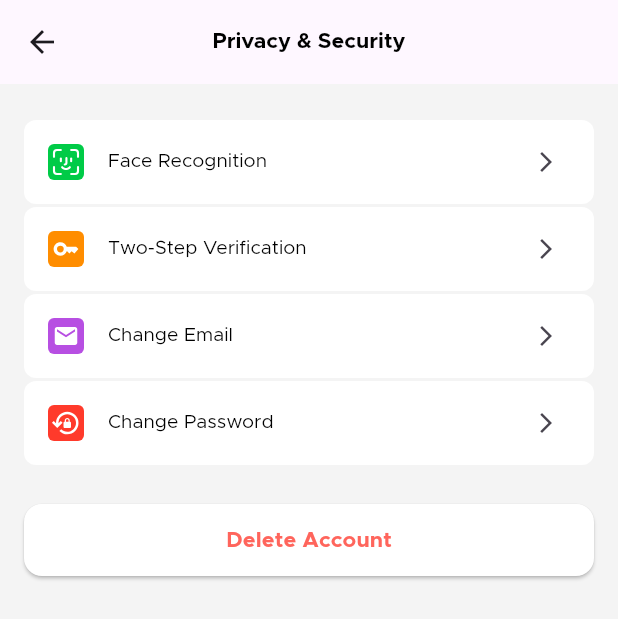
After one commit to Mahmoud-Magdyy/Eventak, a Flutter app: the SettingScreen screen opened by its route, after a tap on "Privacy & Security", on a phone screen of 412 x 824 dp. The commit adds this screen. Shown: the top 619 px of the screen. Run offline on Flutter 3.47's test engine with Material 3 defaults, Android fonts, the phone set to English and light mode, and no system bars; our stand-ins replace dartz, device_preview, dio, flutter_bloc, flutter_otp_text_field, flutter_svg and 6 more; accounts and stored records are empty; project files that could hold a hidden picture were left out.

Commit message:
setting screen and privacy&security screen done

```diff
--- a/lib/core/routers/app_router.dart
+++ b/lib/core/routers/app_router.dart
@@ -6,6 +6,8 @@ import 'package:eventak/features/auth/presentation/screens/sign_in_screen.dart';
 import 'package:eventak/features/create_event/presentation/screens/page_view_event.dart';
 import 'package:eventak/features/home/presenation/screens/bottom_nav_bar.dart';
 import 'package:eventak/features/on_borading/presentation/screens/on_boarding_view.dart';
+import 'package:eventak/features/setting/presentation/screens/privcy_screen.dart';
+import 'package:eventak/features/setting/presentation/screens/setting_screen.dart';
 import 'package:eventak/features/splash/presentation/screens/splash_screen.dart';
 import 'package:flutter/material.dart';
 
@@ -81,6 +83,8 @@ class Routes {
   static const String forgetPassword = '/forgetPassword';
   static const String bottomNavBar = '/bottomNavBar';
   static const String passResetVerification = '/passResetVerification';
+  static const String privacyAndSecurity = '/privacyAndSecurity';
+  static const String settingScreen = '/settingScreen';
 }
 
 class AppRoutes {
@@ -92,8 +96,12 @@ class AppRoutes {
         return MaterialPageRoute(builder: (_) => const OnBoardingView());
       case Routes.signIn:
         return MaterialPageRoute(builder: (_) => const SignIn());
+      case Routes.privacyAndSecurity:
+        return MaterialPageRoute(builder: (_) => const PrivacyAndSecurity());
       case Routes.pageView:
         return MaterialPageRoute(builder: (_) => const PageViewEvent());
+      case Routes.settingScreen:
+        return MaterialPageRoute(builder: (_) => const SettingScreen());
       case Routes.passResetVerification:
         return MaterialPageRoute(builder: (_) => const PassResetVerification());
       case Routes.bottomNavBar:
--- a/lib/core/services/service_locator.dart
+++ b/lib/core/services/service_locator.dart
@@ -7,6 +7,7 @@ import 'package:eventak/features/auth/data/reposatiry/auth_repository.dart';
 import 'package:eventak/features/auth/presentation/auth_cubit/regsiter_cubit/register_cubit.dart';
 import 'package:eventak/features/auth/presentation/auth_cubit/reset_password_cubit/reset_password_cubit.dart';
 import 'package:eventak/features/auth/presentation/auth_cubit/sign_in_cubit/sign_in_cubit.dart';
+import 'package:eventak/features/create_event/data/reposatiry/event_repo.dart';
 import 'package:eventak/features/create_event/presentation/cubit/create_event_cubit.dart';
 import 'package:eventak/features/home/presenation/home_cubit/home_cubit.dart';
 import 'package:get_it/get_it.dart';
@@ -20,6 +21,7 @@ Future<void> setupServiceLocator() async{
    sl.registerLazySingleton(() => SignInCubit(sl()));
    sl.registerLazySingleton(() => HomeCubit());
    sl.registerLazySingleton(() => AuthRepository());
+   sl.registerLazySingleton(() => CreateEventReposatiry());
    sl.registerLazySingleton(() => CreateEventCubit(sl()));
    sl.registerLazySingleton(() => RegisterCubit(sl()));
    sl.registerLazySingleton(() => ResetPasswordCubit(sl()));
--- a/lib/core/theme/app_theme.dart
+++ b/lib/core/theme/app_theme.dart
@@ -17,9 +17,10 @@ ThemeData getAppTheme(BuildContext context) {
       //   displayLarge: boldStyle(color: AppColors.white),
       //   displayMedium: regularStyle(),
       // ),
+
       elevatedButtonTheme: ElevatedButtonThemeData(
         style: ElevatedButton.styleFrom(
-            side: const BorderSide(width: 1, color: Color(0xFF376091)),
+            side: const BorderSide(width: 1, color: Colors.transparent),// color: Color(0xFF376091)
             shape: RoundedRectangleBorder(
               borderRadius: BorderRadius.circular(12),
             ),
--- a/lib/core/utils/app_images.dart
+++ b/lib/core/utils/app_images.dart
@@ -13,9 +13,17 @@ class Assets {
   /// assets/images/backgroundContainer.png
   static const String imagesBackgroundContainer = "assets/images/backgroundContainer.png";
 
+  /// Assets for imagesChangePassword
+  /// assets/images/change_password.svg
+  static const String imagesChangePassword = "assets/images/change_password.svg";
+
   /// Assets for imagesCircleAvatarImage
   /// assets/images/circle_avatar_image.png
   static const String imagesCircleAvatarImage = "assets/images/circle_avatar_image.png";
+
+  /// Assets for imagesEmail
+  /// assets/images/email.svg
+  static const String imagesEmail = "assets/images/email.svg";
 
   /// Assets for imagesEn
   /// assets/images/en.svg
@@ -33,6 +41,10 @@ class Assets {
   /// assets/images/faceId.svg
   static const String imagesFaceId = "assets/images/faceId.svg";
 
+  /// Assets for imagesFaceRecognitionActive
+  /// assets/images/face_recognition_active.svg
+  static const String imagesFaceRecognitionActive = "assets/images/face_recognition_active.svg";
+
   /// Assets for imagesForgotPassword
   /// assets/images/forgot_password.svg
   static const String imagesForgotPassword = "assets/images/forgot_password.svg";
@@ -40,6 +52,10 @@ class Assets {
   /// Assets for imagesForwardArrow
   /// assets/images/forward_arrow.png
   static const String imagesForwardArrow = "assets/images/forward_arrow.png";
+
+  /// Assets for imagesHelp
+  /// assets/images/help.svg
+  static const String imagesHelp = "assets/images/help.svg";
 
   /// Assets for imagesImage
   /// assets/images/Image.svg
@@ -57,9 +73,21 @@ class Assets {
   /// assets/images/imggg.jpg
   static const String imagesImggg = "assets/images/imggg.jpg";
 
+  /// Assets for imagesLanguage
+  /// assets/images/language.svg
+  static const String imagesLanguage = "assets/images/language.svg";
+
+  /// Assets for imagesLightbulb
+  /// assets/images/lightbulb.svg
+  static const String imagesLightbulb = "assets/images/lightbulb.svg";
+
   /// Assets for imagesLogo
   /// assets/images/Logo.svg
   static const String imagesLogo = "assets/images/Logo.svg";
+
+  /// Assets for imagesNotificationsActive
+  /// assets/images/notifications_active.svg
+  static const String imagesNotificationsActive = "assets/images/notifications_active.svg";
 
   /// Assets for imagesOn1
   /// assets/images/on1.png
@@ -77,9 +105,17 @@ class Assets {
   /// assets/images/on4.png
   static const String imagesOn4 = "assets/images/on4.png";
 
+  /// Assets for imagesOrangeKey
+  /// assets/images/orange_key.svg
+  static const String imagesOrangeKey = "assets/images/orange_key.svg";
+
   /// Assets for imagesResetPassword
   /// assets/images/reset_password.svg
   static const String imagesResetPassword = "assets/images/reset_password.svg";
+
+  /// Assets for imagesShieldLocked
+  /// assets/images/shield_locked.svg
+  static const String imagesShieldLocked = "assets/images/shield_locked.svg";
 
   /// Assets for imagesSmallLogo
   /// assets/images/smallLogo.svg
--- a/lib/core/utils/app_styles.dart
+++ b/lib/core/utils/app_styles.dart
@@ -193,6 +193,22 @@ class AppStyles {
       fontWeight: FontWeight.w700,
     );
   }
+  static TextStyle styleRegular16(BuildContext context) {
+    return TextStyle(
+      color: Colors.black,
+      fontSize: getResponsiveFontSize(context, fontSize: 16),
+      fontFamily: 'Metropolis',
+      fontWeight: FontWeight.w400,
+    );
+  }
+  static TextStyle styleBold18(BuildContext context) {
+    return TextStyle(
+      color: Colors.black,
+      fontSize: getResponsiveFontSize(context, fontSize: 18),
+      fontFamily: 'Metropolis',
+      fontWeight: FontWeight.w700,
+    );
+  }
   static TextStyle styleBold40(BuildContext context) {
     return TextStyle(
       // color: Colors.black, //?
--- a/lib/features/home/presenation/home_cubit/home_cubit.dart
+++ b/lib/features/home/presenation/home_cubit/home_cubit.dart
@@ -4,6 +4,7 @@ import 'package:eventak/features/create_event/presentation/screens/page_view_eve
 import 'package:eventak/features/home/presenation/screens/home_screen.dart';
 import 'package:eventak/features/my_events/presentation/screens/my_events.dart';
 import 'package:eventak/features/profile/presentation/screens/profile_screen.dart';
+import 'package:eventak/features/setting/presentation/screens/setting_screen.dart';
 import 'package:flutter/material.dart';
 import 'package:flutter_bloc/flutter_bloc.dart';
 
@@ -11,7 +12,7 @@ import 'home_state.dart';
 
 class HomeCubit extends Cubit<HomeState> {
   HomeCubit() : super(HomeInitial());
-  List<Widget> screens=[const HomeScreen(),const MyEvents(),const PageViewEvent(),const HomeScreen(),const ProfileScreen()];
+  List<Widget> screens=[const HomeScreen(),const MyEvents(),const PageViewEvent(),const SettingScreen(),const ProfileScreen()];
   int currenIndex = 0;
   void changeIndex(index){
     currenIndex=index;
--- a/lib/features/home/presenation/screens/bottom_nav_bar.dart
+++ b/lib/features/home/presenation/screens/bottom_nav_bar.dart
@@ -44,6 +44,7 @@ class BottomNavBar extends StatelessWidget {
       title: ("Settings"),
       activeColorPrimary: AppColors.colorCategoryName,
       inactiveColorPrimary: Colors.grey,
+      onPressed: (p0) => navigate(context: context, route: Routes.settingScreen),
     ),
     PersistentBottomNavBarItem(
       icon: const Icon(
--- /dev/null
+++ b/lib/features/setting/presentation/screens/privcy_screen.dart
@@ -0,0 +1,52 @@
+import 'package:eventak/core/utils/app_images.dart';
+import 'package:eventak/core/utils/app_styles.dart';
+import 'package:eventak/core/widgets/custom_button.dart';
+import 'package:eventak/features/setting/presentation/widgets/custom_list_tile.dart';
+import 'package:flutter/material.dart';
+
+class PrivacyAndSecurity extends StatelessWidget {
+  const PrivacyAndSecurity({super.key});
+
+  @override
+  Widget build(BuildContext context) {
+    return Scaffold(
+      backgroundColor: const Color(0xfff4f4f4),
+      appBar: AppBar(
+        title: Text(
+          "Privacy & Security",
+          style: AppStyles.styleBold18(context),
+        ),
+        centerTitle: true,
+      ),
+      body: Padding(
+        padding: const EdgeInsets.symmetric(horizontal: 16, vertical: 24),
+        child: Column(
+          children: [
+            CustomListTile(
+              onTap: () {},
+              image: Assets.imagesFaceRecognitionActive,
+              title: "Face Recognition",
+            ),
+            CustomListTile(
+              onTap: () {},
+              image: Assets.imagesOrangeKey,
+              title: "Two-Step Verification",
+            ),
+            CustomListTile(
+              onTap: () {},
+              image: Assets.imagesEmail,
+              title: "Change Email",
+            ),
+            CustomListTile(
+              onTap: () {},
+              image: Assets.imagesChangePassword,
+              title: "Change Password",
+            ),
+            const SizedBox(height: 24,),
+            CustomElevetedButton(onPressed: (){}, text: 'Delete Account', background: Colors.white, color: const Color(0xffFF655C),)
+          ],
+        ),
+      ),
+    );
+  }
+}
--- /dev/null
+++ b/lib/features/setting/presentation/screens/setting_screen.dart
@@ -0,0 +1,66 @@
+import 'package:eventak/core/functions/navigate.dart';
+import 'package:eventak/core/routers/app_router.dart';
+import 'package:eventak/core/utils/app_images.dart';
+import 'package:eventak/core/utils/app_styles.dart';
+import 'package:eventak/core/widgets/custom_button.dart';
+import 'package:eventak/features/setting/presentation/widgets/custom_list_tile.dart';
+import 'package:flutter/material.dart';
+
+class SettingScreen extends StatelessWidget {
+  const SettingScreen({super.key});
+
+  @override
+  Widget build(BuildContext context) {
+    return Scaffold(
+      backgroundColor: const Color(0xfff4f4f4),
+      appBar: AppBar(
+        title: Text(
+          "Settings",
+          style: AppStyles.styleBold18(context),
+        ),
+        centerTitle: true,
+      ),
+      body: Padding(
+        padding: const EdgeInsets.symmetric(horizontal: 16, vertical: 24),
+        child: Column(
+          children: [
+            const CustomListTile(
+              image: Assets.imagesNotificationsActive,
+              title: "Notifications & Sounds",
+            ),
+            CustomListTile(
+              onTap: () {
+                navigate(
+                    context: context, route: Routes.privacyAndSecurity);
+              },
+              image: Assets.imagesShieldLocked,
+              title: "Privacy & Security",
+            ),
+            const CustomListTile(
+              image: Assets.imagesLanguage,
+              title: "Language",
+            ),
+            const SizedBox(
+              height: 24,
+            ),
+            const CustomListTile(
+              image: Assets.imagesHelp,
+              title: "Eventak FAQ",
+            ),
+            const CustomListTile(
+              image: Assets.imagesLightbulb,
+              title: "Eventak Features",
+            ),
+            const Spacer(),
+            CustomElevetedButton(
+              onPressed: () {},
+              text: 'Log Out',
+              background: Colors.white,
+              color: const Color(0xffFF655C),
+            )
+          ],
+        ),
+      ),
+    );
+  }
+}
--- /dev/null
+++ b/lib/features/setting/presentation/widgets/custom_list_tile.dart
@@ -0,0 +1,36 @@
+import 'package:eventak/core/utils/app_styles.dart';
+import 'package:flutter/material.dart';
+import 'package:flutter_svg/svg.dart';
+
+class CustomListTile extends StatelessWidget {
+  const CustomListTile({
+    super.key, required this.image, required this.title, this.onTap,
+  });
+  final String image;
+  final String title;
+  final Function()? onTap;
+  // final VoidCallback? onLongPress;
+  @override
+  Widget build(BuildContext context) {
+    return Column(
+      children: [
+        ListTile(
+          onTap: onTap,
+          shape: const RoundedRectangleBorder(
+              borderRadius: BorderRadius.all(Radius.circular(8))),
+          tileColor: Colors.white,
+          leading: SvgPicture.asset(image),
+          title:  Text(title),
+          trailing: const Icon(
+            Icons.arrow_forward_ios_outlined,
+            size: 16,
+          ),
+          titleTextStyle: AppStyles.styleRegular16(context),
+        ),
+        const SizedBox(
+          height: 2,
+        ),
+      ],
+    );
+  }
+}
```
Also changed, not shown: assets/images/change_password.svg (added), assets/images/email.svg (added), assets/images/face_recognition_active.svg (added), assets/images/help.svg (added), assets/images/language.svg (added), assets/images/lightbulb.svg (added), assets/images/notifications_active.svg (added), assets/images/orange_key.svg (added), assets/images/shield_locked.svg (added).
